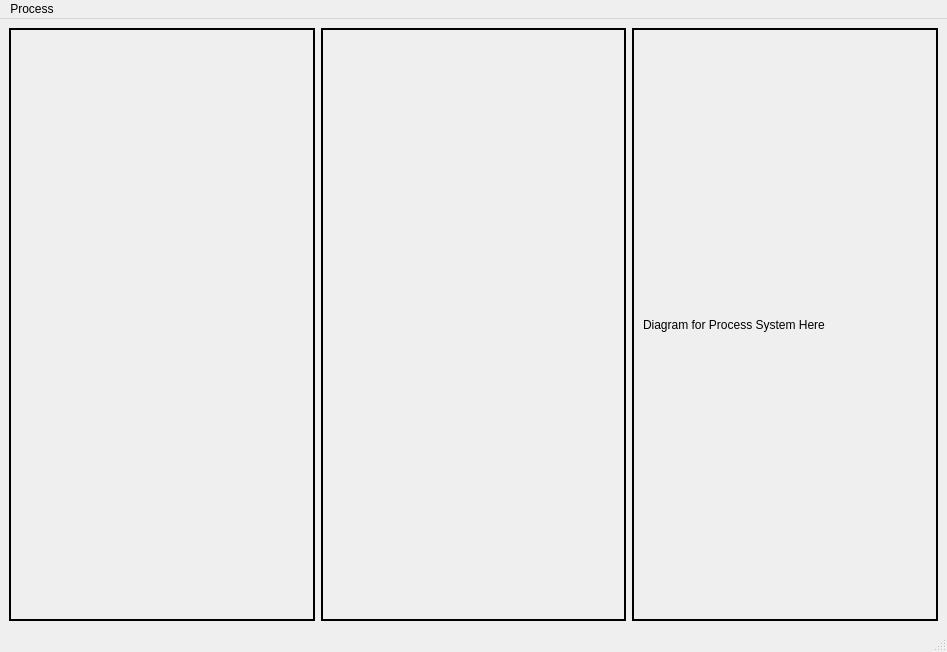
First picture: the form in src/L4/ui/gsmainwindow.ui, repository vedangnaik/Carina-mirror, before the edit.
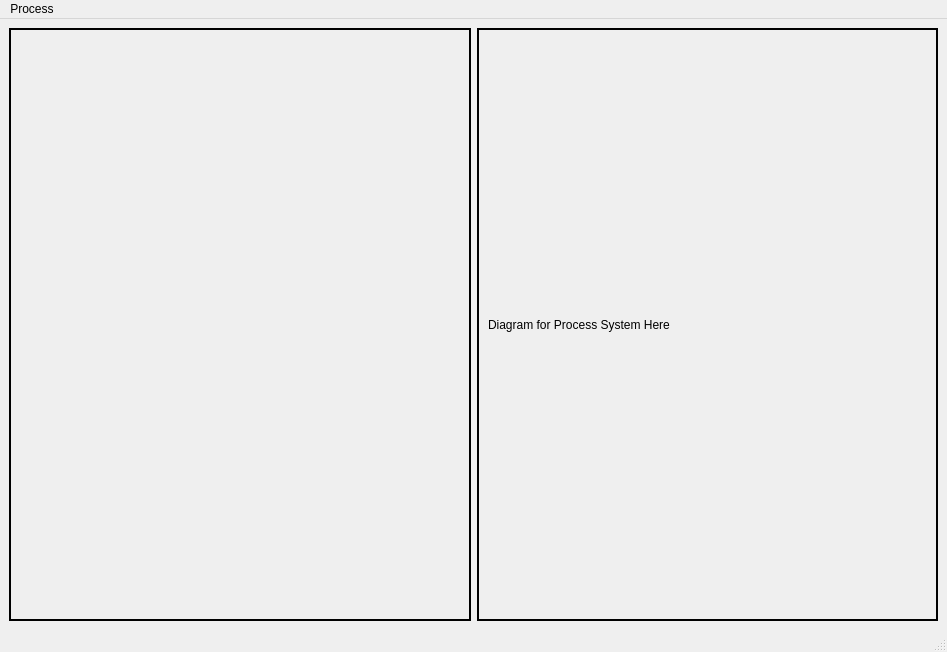
Second picture: the form after the edit.

Commit message: Unified state UI, removed unwanted files

```diff
--- a/src/L4/ui/gsmainwindow.ui
+++ b/src/L4/ui/gsmainwindow.ui
@@ -16,36 +16,6 @@
   <widget class="QWidget" name="centralwidget">
    <layout class="QHBoxLayout" name="horizontalLayout_3">
     <item>
-     <layout class="QHBoxLayout" name="horizontalLayout_2">
-      <item>
-       <widget class="QFrame" name="frame_3">
-        <property name="frameShape">
-         <enum>QFrame::Box</enum>
-        </property>
-        <property name="frameShadow">
-         <enum>QFrame::Plain</enum>
-        </property>
-        <property name="lineWidth">
-         <number>2</number>
-        </property>
-        <layout class="QHBoxLayout" name="horizontalLayout_7">
-         <item>
-          <layout class="QVBoxLayout" name="verticalLayout">
-           <item>
-            <layout class="QHBoxLayout" name="abortButtonLayout"/>
-           </item>
-           <item>
-            <layout class="QHBoxLayout" name="processSummaryLayout"/>
-           </item>
-           <item>
-            <layout class="QHBoxLayout" name="proceedButtonLayout"/>
-           </item>
-          </layout>
-         </item>
-        </layout>
-       </widget>
-      </item>
-      <item>
        <widget class="QFrame" name="frame_2">
         <property name="frameShape">
          <enum>QFrame::Box</enum>
@@ -56,9 +26,9 @@
         <property name="lineWidth">
          <number>2</number>
         </property>
-        <layout class="QHBoxLayout" name="horizontalLayout">
+      <layout class="QHBoxLayout" name="horizontalLayout_2">
          <item>
-          <layout class="QVBoxLayout" name="currentStateLayout"/>
+        <layout class="QHBoxLayout" name="stateLayout"/>
          </item>
         </layout>
        </widget>
@@ -84,8 +54,6 @@
          </item>
         </layout>
        </widget>
-      </item>
-     </layout>
     </item>
    </layout>
   </widget>
```
Lines whose indentation alone changed are shown as unchanged. The commit also changes 9 other files.
